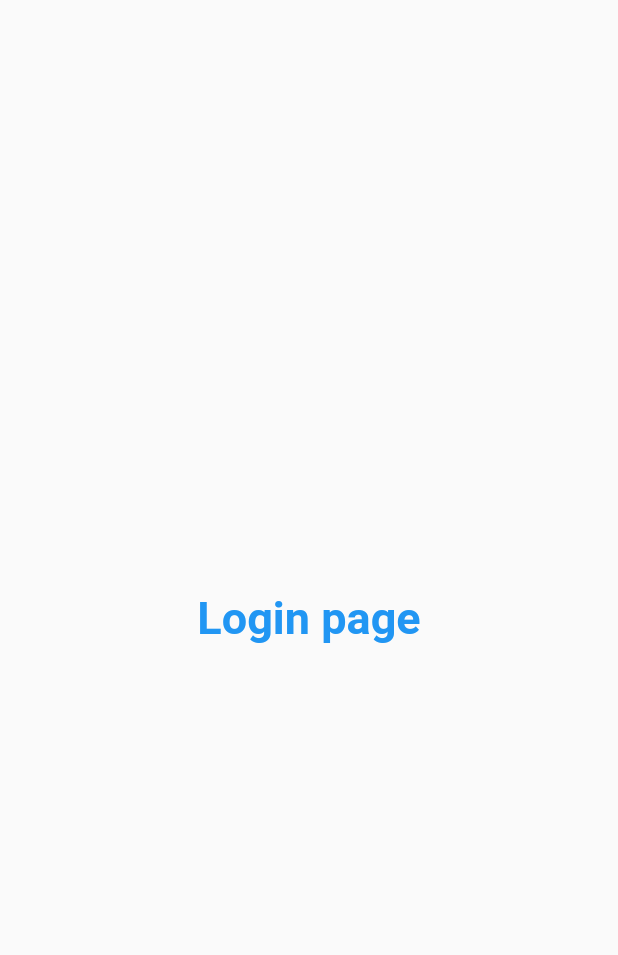
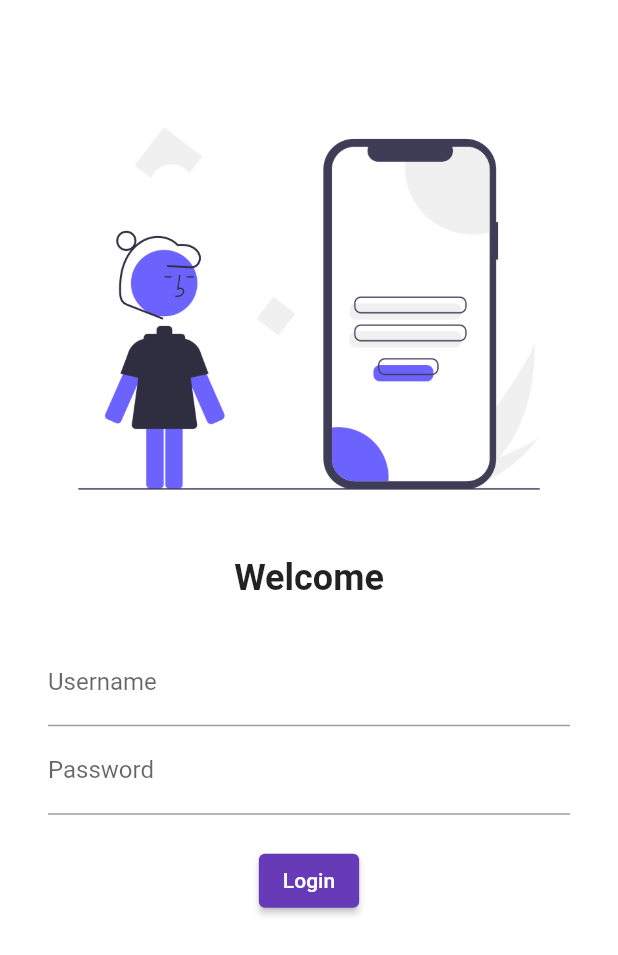
Before and after one commit to prakhar8922/flutter-APP1, a Flutter app: the screen it shows after launch, on a phone screen of 412 x 824 dp. Shown: the top 955 px of the screen. Run offline on Flutter 3.47's test engine with Material 2 defaults, Android fonts, the phone set to English and light mode, and no system bars.

Commit message:
day 4 completed  assets,fonts,sizedBox_textformfie

```diff
--- a/lib/pages/login_page.dart
+++ b/lib/pages/login_page.dart
@@ -4,15 +4,55 @@ class LoginPage extends StatelessWidget {
   @override
   Widget build(BuildContext context) {
     return Material(
-      child: Center(
-        child: Text(
-          "Login page",
-          style: TextStyle(
-            fontSize: 30,
-            color: Colors.blue,
-            fontWeight: FontWeight.bold,
+      color: Colors.white,
+      child: Column(
+        children: [
+          SizedBox(height: 50),
+          Image.asset(
+            "assets/images/loginpage.png",
+            fit: BoxFit.cover,
           ),
-        ),
+          SizedBox(height: 10),
+          Text(
+            "Welcome",
+            style: TextStyle(
+              fontSize: 24,
+              fontWeight: FontWeight.bold,
+            ),
+          ),
+          SizedBox(height: 10),
+          Padding(
+            padding:
+                const EdgeInsets.symmetric(vertical: 16.0, horizontal: 32.0),
+            child: Column(
+              children: [
+                TextFormField(
+                  decoration: InputDecoration(
+                    hintText: "Enter your username",
+                    labelText: "Username",
+                  ),
+                ),
+                TextFormField(
+                  obscureText: true,
+                  decoration: InputDecoration(
+                    hintText: "Enter password",
+                    labelText: "Password",
+                  ),
+                ),
+                SizedBox(
+                  height: 20,
+                ),
+                ElevatedButton(
+                  child: Text("Login"),
+                  style: TextButton.styleFrom(),
+                  onPressed: () {
+                    print("hello world");
+                  },
+                )
+              ],
+            ),
+          )
+        ],
       ),
     );
   }
```
Also changed, not shown: pubspec.yaml (+3 -5 lines), assets/images/loginpage.png (added).
